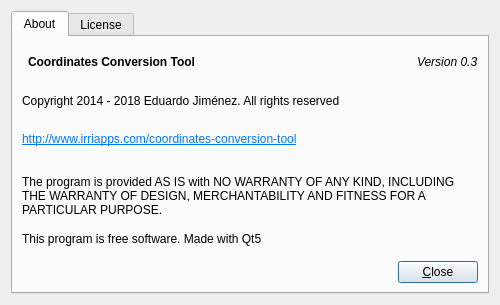
Old version of the form aboutdialog.ui in the repository ecoslacker/coordinates-conversion-tool.
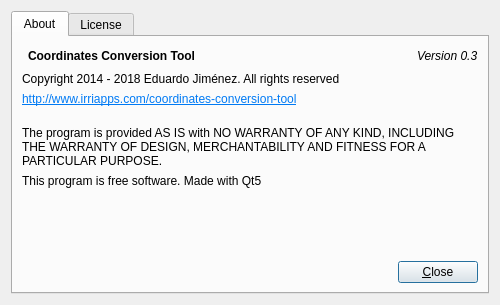
New version of the form. Icons and pictures are not drawn.

The edit to the form file:
```diff
--- a/aboutdialog.ui
+++ b/aboutdialog.ui
@@ -101,6 +101,19 @@
          </property>
         </widget>
        </item>
+       <item>
+        <spacer name="verticalSpacer">
+         <property name="orientation">
+          <enum>Qt::Vertical</enum>
+         </property>
+         <property name="sizeHint" stdset="0">
+          <size>
+           <width>20</width>
+           <height>40</height>
+          </size>
+         </property>
+        </spacer>
+       </item>
        <item>
         <layout class="QHBoxLayout" name="horizontalLayout">
          <item>
```
Left out of the diff: 9 changed lines with no effect on the pictures.
